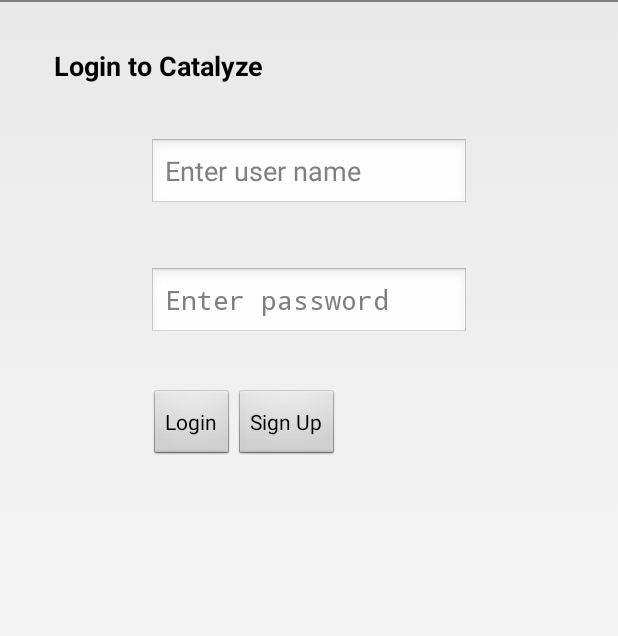
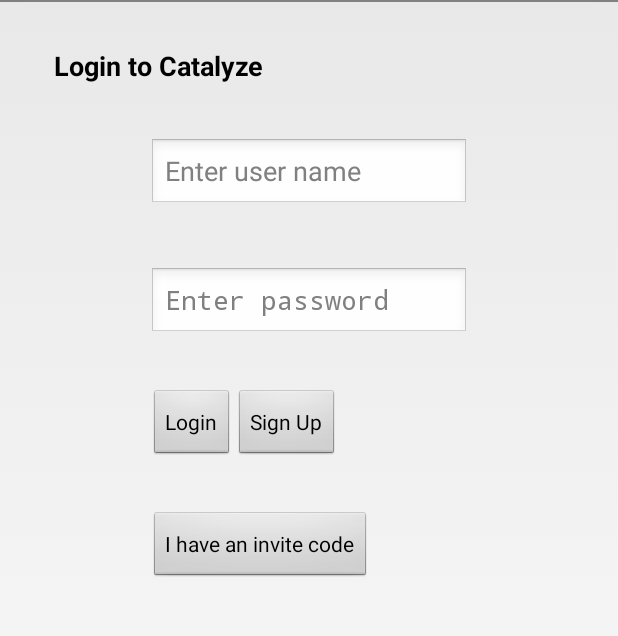
Before and after one commit to abdullah38rcc/ExampleAndroidApp, an Android app: the screen it shows after launch (LoginActivity), on a phone screen of 412 x 824 dp, the part 36-672 px from its top. Run offline under Robolectric (Android 15) with nearby library versions, the phone set to English and light mode, and no system bars; libraries missing offline, so code that uses them is left out: io.catalyze.sdk; 1 statement that could not run was skipped.

Commit message:
using version 2.1.0 of the SDK, you can sign up as a user to an invite only app

```diff
--- a/build.gradle
+++ b/build.gradle
@@ -7,7 +7,7 @@ buildscript {
     }
 
     dependencies {
-        classpath 'com.android.tools.build:gradle:0.11.+'
+        classpath 'com.android.tools.build:gradle:0.12.+'
     }
 }
 
--- a/src/main/java/io/catalyze/android/example/LoginActivity.java
+++ b/src/main/java/io/catalyze/android/example/LoginActivity.java
@@ -30,8 +30,10 @@ public class LoginActivity extends Activity {
 
 		final EditText userEditText = (EditText) findViewById(R.id.userNameTextField);
 		final EditText passwordEditText = (EditText) findViewById(R.id.passwordTextField);
+        final EditText inviteEditText = (EditText) findViewById(R.id.inviteTextField);
 		final Button loginButton = (Button) findViewById(R.id.login);
 		final Button signUpButton = (Button) findViewById(R.id.mainUmlsButton);
+        final Button invitedButton = (Button) findViewById(R.id.invitedButton);
 
 		loginButton.setOnClickListener(new View.OnClickListener() {
 			@Override
@@ -75,12 +77,13 @@ public class LoginActivity extends Activity {
 			public void onClick(View v) {
 				final String userName = userEditText.getText().toString();
 				final String password = passwordEditText.getText().toString();
+                final String inviteCode = inviteEditText.getText().toString();
 
 				String firstName = "Bob";
 				String lastName = "Jones";
 
 				// Sign up a new user and log in in one shot.
-                catalyze.signUp(userName, password, firstName, lastName, userName, new CatalyzeListener<CatalyzeUser>() {
+                catalyze.signUp(userName, password, firstName, lastName, userName, inviteCode, new CatalyzeListener<CatalyzeUser>() {
                     @Override
                     public void onError(CatalyzeException response) {
                         Toast.makeText(LoginActivity.this,
@@ -120,6 +123,13 @@ public class LoginActivity extends Activity {
 
 		});
 
+        invitedButton.setOnClickListener(new View.OnClickListener() {
+            @Override
+            public void onClick(View view) {
+                inviteEditText.setVisibility(View.VISIBLE);
+            }
+        });
+
 	}
 
 	/**
--- a/src/main/res/layout/activity_login.xml
+++ b/src/main/res/layout/activity_login.xml
@@ -48,15 +48,28 @@
         android:text="" >
     </EditText>
 
-
+    <EditText
+        android:id="@+id/inviteTextField"
+        android:layout_width="wrap_content"
+        android:layout_height="wrap_content"
+        android:layout_below="@+id/passwordTextField"
+        android:layout_centerHorizontal="true"
+        android:layout_marginTop="38dp"
+        android:ems="10"
+        android:inputType="text"
+        android:hint="Enter invite code"
+        android:text=""
+        android:visibility="gone">
+    </EditText>
 
     <LinearLayout
+        android:id="@+id/layout_login_buttons"
         android:orientation="horizontal"
         android:layout_width="wrap_content"
         android:layout_height="wrap_content"
         android:layout_alignLeft="@+id/userNameTextField"
         android:layout_alignRight="@+id/userNameTextField"
-        android:layout_below="@+id/passwordTextField"
+        android:layout_below="@+id/inviteTextField"
         android:layout_marginTop="33dp" >
 
          <Button
@@ -72,6 +85,21 @@
             android:text="Sign Up" />
     </LinearLayout>
 
+    <LinearLayout
+        android:orientation="horizontal"
+        android:layout_width="wrap_content"
+        android:layout_height="wrap_content"
+        android:layout_alignLeft="@+id/userNameTextField"
+        android:layout_alignRight="@+id/userNameTextField"
+        android:layout_below="@+id/layout_login_buttons"
+        android:layout_marginTop="33dp" >
+
+        <Button
+            android:id="@+id/invitedButton"
+            android:layout_width="wrap_content"
+            android:layout_height="wrap_content"
+            android:text="I have an invite code" />
+    </LinearLayout>
 
 
 </RelativeLayout>
```
Also changed, not shown: src/main/libs/catalyze-sdk.jar.
